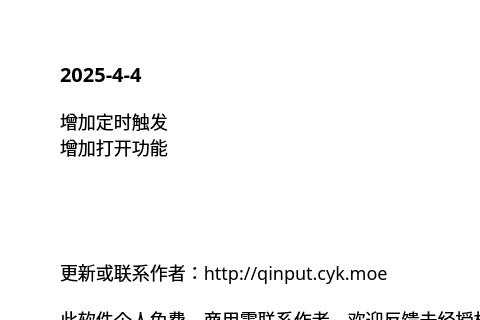
First picture: the form in source/ui/AboutUi.ui, repository ChiyukiGana/Quickinput, before the edit; both pictures show x 0 to 480 and y 0 to 320 of the 640 by 440 pixel window.
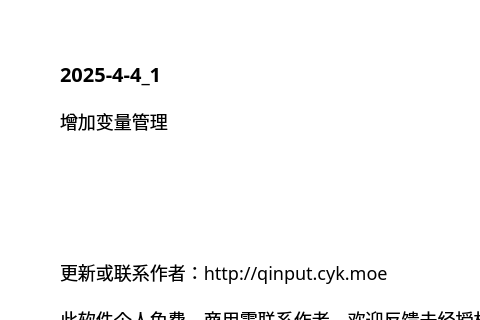
Second picture: the form after the edit.

```diff
--- a/source/ui/AboutUi.ui
+++ b/source/ui/AboutUi.ui
@@ -91,7 +91,7 @@
          <string notr="true">font-size:20px</string>
         </property>
         <property name="text">
-         <string>2025-4-4</string>
+         <string>2025-4-4_1</string>
         </property>
         <property name="textFormat">
          <enum>Qt::PlainText</enum>
@@ -107,8 +107,7 @@
          </sizepolicy>
         </property>
         <property name="text">
-         <string>增加定时触发
-增加打开功能</string>
+         <string>增加变量管理</string>
         </property>
         <property name="textFormat">
          <enum>Qt::PlainText</enum>
```
